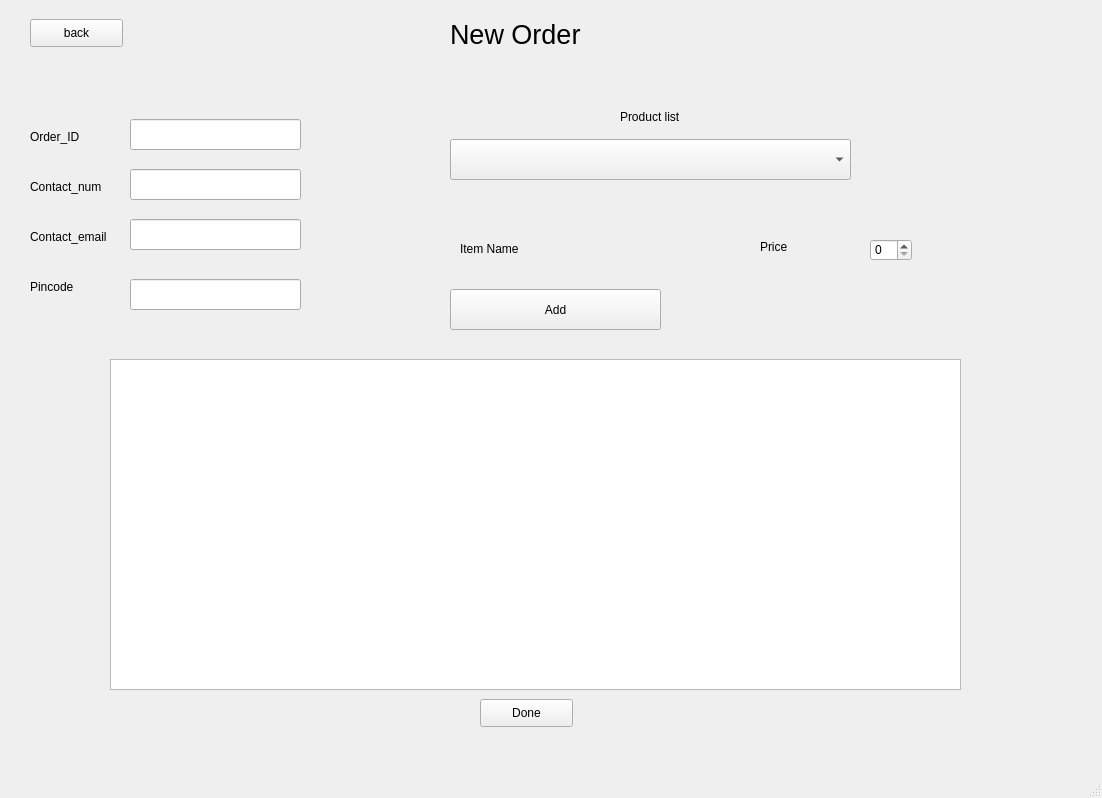
reh07/Pinnacle-Inventory-and-Order-Management-Software, file order.ui: the form before one commit.
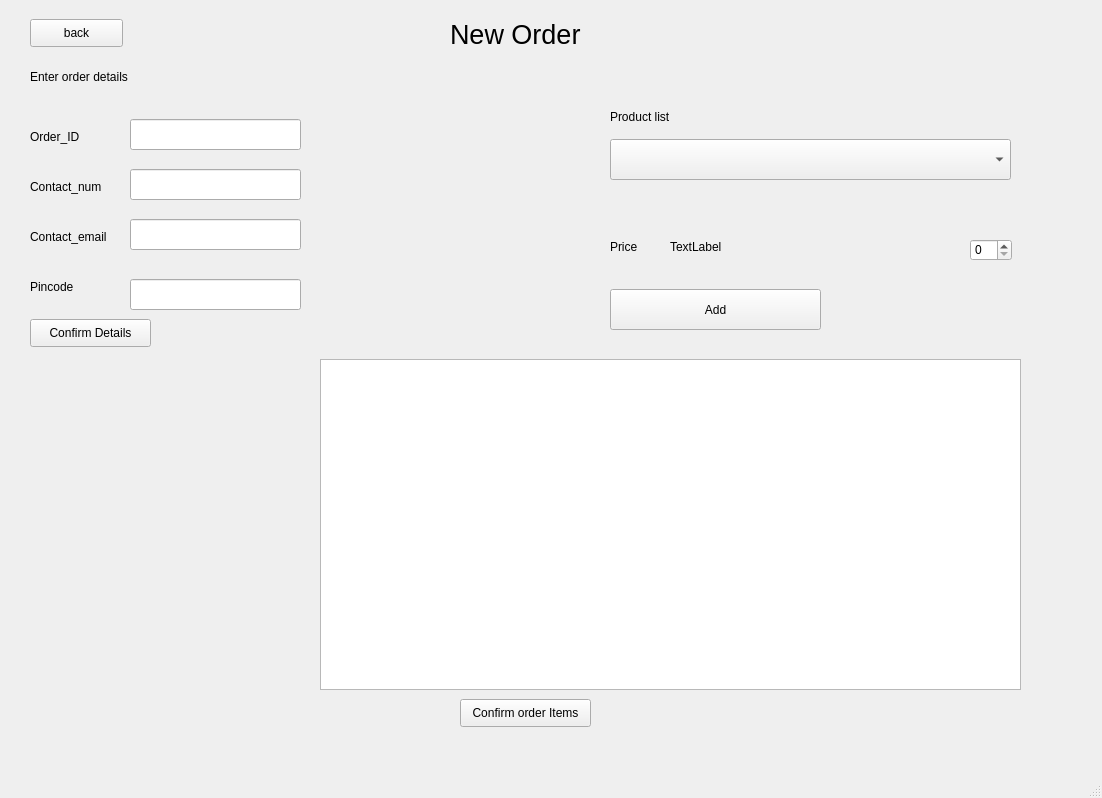
The form after the commit. The open tabs and pages were chosen to show the change.

Commit message: Added code for new order, now can add items in cart and display price and details for each item when it is added. Also added code for manage order page, can display all orders and items in the order, can also delete those orders.

```diff
--- a/order.ui
+++ b/order.ui
@@ -182,30 +182,17 @@
      <widget class="QComboBox" name="comboBox">
       <property name="geometry">
        <rect>
-        <x>450</x>
+        <x>610</x>
         <y>140</y>
         <width>401</width>
         <height>41</height>
        </rect>
       </property>
      </widget>
-     <widget class="QLabel" name="label_2">
-      <property name="geometry">
-       <rect>
-        <x>460</x>
-        <y>240</y>
-        <width>71</width>
-        <height>20</height>
-       </rect>
-      </property>
-      <property name="text">
-       <string>Item Name</string>
-      </property>
-     </widget>
      <widget class="QLabel" name="label_3">
       <property name="geometry">
        <rect>
-        <x>760</x>
+        <x>610</x>
         <y>240</y>
         <width>55</width>
         <height>16</height>
@@ -218,7 +205,7 @@
      <widget class="QSpinBox" name="spinBox">
       <property name="geometry">
        <rect>
-        <x>870</x>
+        <x>970</x>
         <y>240</y>
         <width>42</width>
         <height>22</height>
@@ -228,7 +215,7 @@
      <widget class="QPushButton" name="pushButton_5">
       <property name="geometry">
        <rect>
-        <x>450</x>
+        <x>610</x>
         <y>290</y>
         <width>211</width>
         <height>41</height>
@@ -241,9 +228,9 @@
      <widget class="QTableWidget" name="tableWidget">
       <property name="geometry">
        <rect>
-        <x>110</x>
+        <x>320</x>
         <y>360</y>
-        <width>851</width>
+        <width>701</width>
         <height>331</height>
        </rect>
       </property>
@@ -290,7 +277,7 @@
      <widget class="QLabel" name="label_8">
       <property name="geometry">
        <rect>
-        <x>620</x>
+        <x>610</x>
         <y>110</y>
         <width>71</width>
         <height>16</height>
@@ -344,14 +331,14 @@
      <widget class="QPushButton" name="pushButton_7">
       <property name="geometry">
        <rect>
-        <x>480</x>
+        <x>460</x>
         <y>700</y>
-        <width>93</width>
+        <width>131</width>
         <height>28</height>
        </rect>
       </property>
       <property name="text">
-       <string>Done</string>
+       <string>Confirm order Items</string>
       </property>
      </widget>
      <widget class="QPushButton" name="pushButton_19">
@@ -367,6 +354,45 @@
        <string>back</string>
       </property>
      </widget>
+     <widget class="QPushButton" name="pushButton_3">
+      <property name="geometry">
+       <rect>
+        <x>30</x>
+        <y>320</y>
+        <width>121</width>
+        <height>28</height>
+       </rect>
+      </property>
+      <property name="text">
+       <string>Confirm Details</string>
+      </property>
+     </widget>
+     <widget class="QLabel" name="label_29">
+      <property name="geometry">
+       <rect>
+        <x>30</x>
+        <y>70</y>
+        <width>111</width>
+        <height>16</height>
+       </rect>
+      </property>
+      <property name="text">
+       <string>Enter order details</string>
+      </property>
+     </widget>
+     <widget class="QLabel" name="price_display_label">
+      <property name="geometry">
+       <rect>
+        <x>670</x>
+        <y>240</y>
+        <width>55</width>
+        <height>16</height>
+       </rect>
+      </property>
+      <property name="text">
+       <string>TextLabel</string>
+      </property>
+     </widget>
     </widget>
     <widget class="QWidget" name="manage_orders">
      <widget class="QTableWidget" name="tableWidget_2">
```
Left out of the diff: 75 changed lines with no effect on the pictures. The commit also changes 2 other files.
